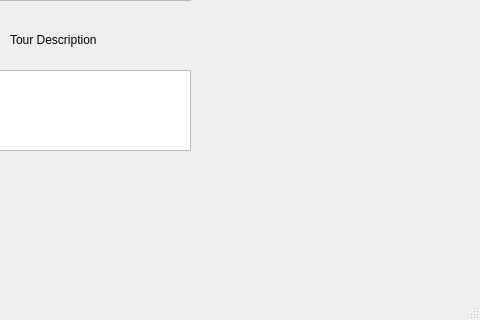
Qt form Happy_walking_Tour_UI/mainwindow.ui (MateoCorDuarte/Happy_Walking_Tour_App) before a commit; both pictures show x 320 to 800 and y 280 to 600 of the 800 by 600 pixel window.
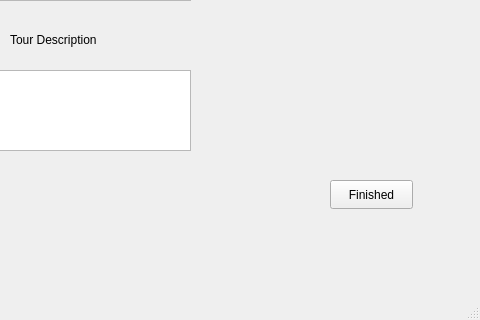
The same form after that commit. The open tabs and pages were chosen to show the change.

Patch:
```diff
--- a/Happy_walking_Tour_UI/mainwindow.ui
+++ b/Happy_walking_Tour_UI/mainwindow.ui
@@ -124,6 +124,19 @@
        </rect>
       </property>
      </widget>
+     <widget class="QPushButton" name="Finished">
+      <property name="geometry">
+       <rect>
+        <x>620</x>
+        <y>440</y>
+        <width>83</width>
+        <height>29</height>
+       </rect>
+      </property>
+      <property name="text">
+       <string>Finished</string>
+      </property>
+     </widget>
     </widget>
     <widget class="QWidget" name="modify_tour"/>
    </widget>
```
Left out of the diff: 18 changed lines with no effect on the pictures.
